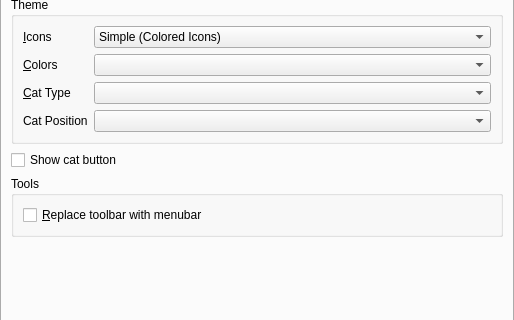
This is launcher/ui/pages/global/LauncherPage.ui in PolyMC/PolyMC as Qt 5 draws it before an edit; both pictures show x 0 to 514 and y 105 to 425 of the 514 by 629 pixel window. The edited form follows.
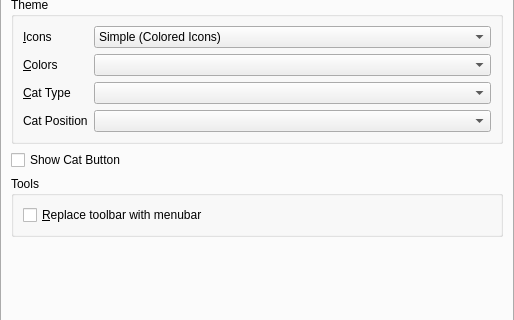
This is the edited form. The open tabs and pages were chosen to show the change.

Commit message: Use title case for "Show Cat Button" label

```diff
--- a/launcher/ui/pages/global/LauncherPage.ui
+++ b/launcher/ui/pages/global/LauncherPage.ui
@@ -395,7 +395,7 @@
        <item>
         <widget class="QCheckBox" name="showCatButtonCheckBox">
          <property name="text">
-          <string>Show cat button</string>
+          <string>Show Cat Button</string>
          </property>
         </widget>
        </item>
```
